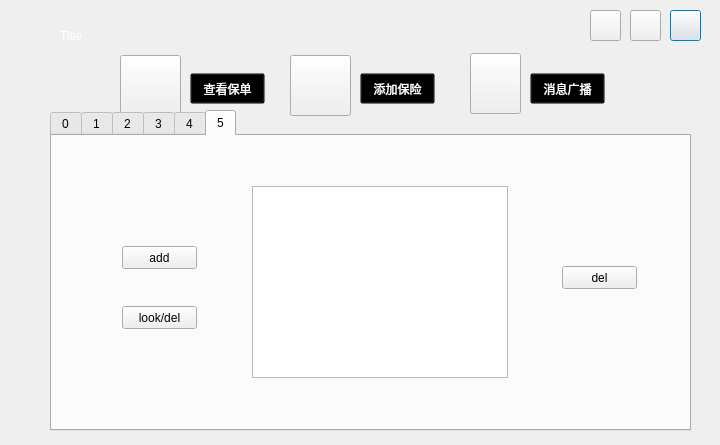
This is manageroper.ui in xurongchen/CIP as Qt 5 draws it before an edit. The edited form follows.
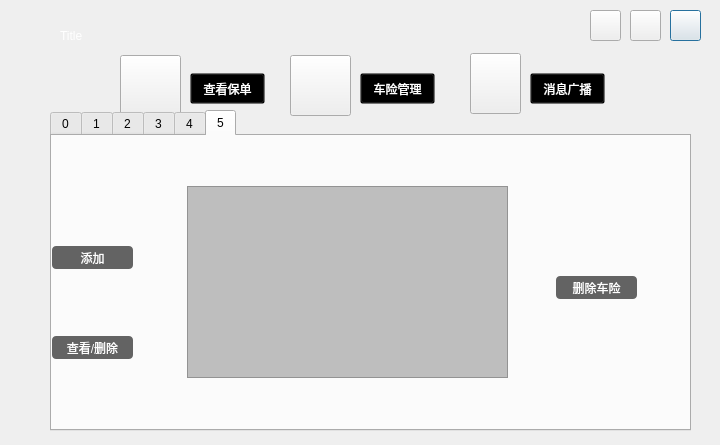
This is the edited form. Icons and pictures are not drawn.

Patch:
```diff
--- a/manageroper.ui
+++ b/manageroper.ui
@@ -841,50 +841,81 @@
     <widget class="QPushButton" name="PBAdd_3">
      <property name="geometry">
       <rect>
-       <x>70</x>
+       <x>0</x>
        <y>110</y>
-       <width>75</width>
+       <width>81</width>
        <height>23</height>
       </rect>
      </property>
+     <property name="styleSheet">
+      <string notr="true">#PBAdd_3{color: rgb(255, 255, 255);
+background-color: rgb(99, 99, 99);
+font: 75 13pt &quot;微软雅黑&quot;;
+border-radius:4px;
+outline: none}
+#PBAdd_3:hover{background-color: rgb(135, 135, 135);}
+#PBAdd_3:pressed{background-color: rgb(99, 99, 99);}</string>
+     </property>
      <property name="text">
-      <string>add</string>
+      <string>添加</string>
      </property>
     </widget>
     <widget class="QPushButton" name="PBLook_2">
      <property name="geometry">
       <rect>
-       <x>70</x>
-       <y>170</y>
-       <width>75</width>
+       <x>0</x>
+       <y>200</y>
+       <width>81</width>
        <height>23</height>
       </rect>
      </property>
+     <property name="styleSheet">
+      <string notr="true">#PBLook_2{color: rgb(255, 255, 255);
+background-color: rgb(99, 99, 99);
+font: 75 13pt &quot;微软雅黑&quot;;
+border-radius:4px;
+outline: none}
+#PBALook_2:hover{background-color: rgb(135, 135, 135);}
+#PBALook_2:pressed{background-color: rgb(99, 99, 99);}</string>
+     </property>
      <property name="text">
-      <string>look/del</string>
+      <string>查看/删除</string>
      </property>
     </widget>
     <widget class="QTableView" name="TVInsuranceall">
      <property name="geometry">
       <rect>
-       <x>200</x>
+       <x>135</x>
        <y>50</y>
-       <width>256</width>
+       <width>321</width>
        <height>192</height>
       </rect>
      </property>
+     <property name="styleSheet">
+      <string notr="true">background-color: rgb(190, 190, 190);
+alternate-background-color: rgb(0, 255, 0);</string>
+     </property>
     </widget>
     <widget class="QPushButton" name="PBDel">
      <property name="geometry">
       <rect>
-       <x>510</x>
-       <y>130</y>
-       <width>75</width>
+       <x>504</x>
+       <y>140</y>
+       <width>81</width>
        <height>23</height>
       </rect>
      </property>
+     <property name="styleSheet">
+      <string notr="true">#PBDel{color: rgb(255, 255, 255);
+background-color: rgb(99, 99, 99);
+font: 75 13pt &quot;微软雅黑&quot;;
+border-radius:4px;
+outline: none}
+#PBDel:hover{background-color: rgb(135, 135, 135);}
+#PBDel:pressed{background-color: rgb(99, 99, 99);}</string>
+     </property>
      <property name="text">
-      <string>del</string>
+      <string>删除车险</string>
      </property>
     </widget>
    </widget>
@@ -927,7 +958,7 @@
 background-color: rgba(0, 0, 0, 0);</string>
    </property>
    <property name="text">
-    <string>添加保险</string>
+    <string>车险管理</string>
    </property>
    <property name="flat">
     <bool>false</bool>
```
Left out of the diff: 48 changed lines with no effect on the pictures.
